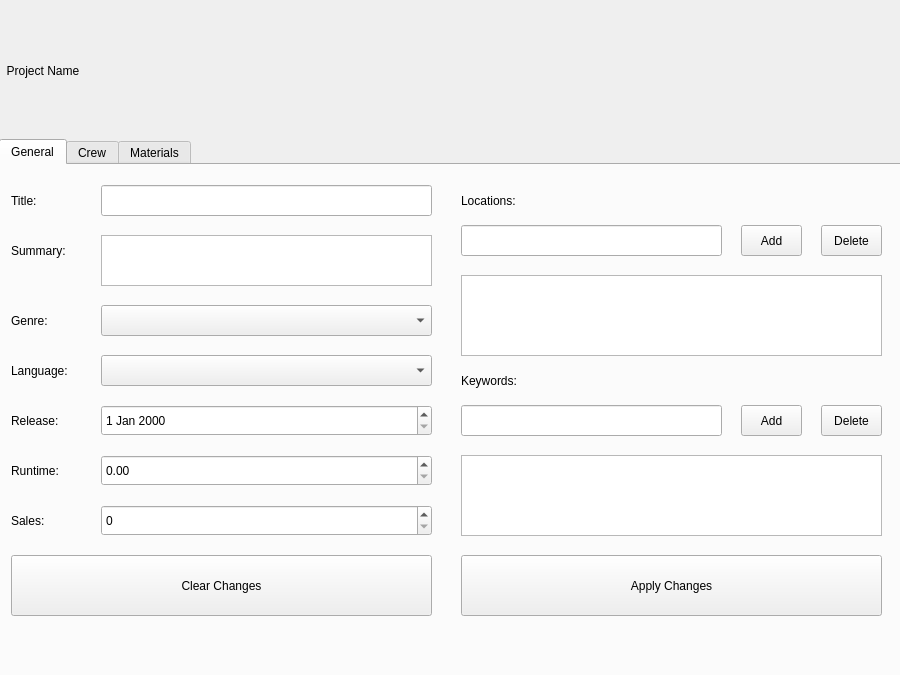
Qt form TrekStarApp/forms/projectwindow.ui (EdwinLangley/SDI-TrekStar-Application) before a commit.
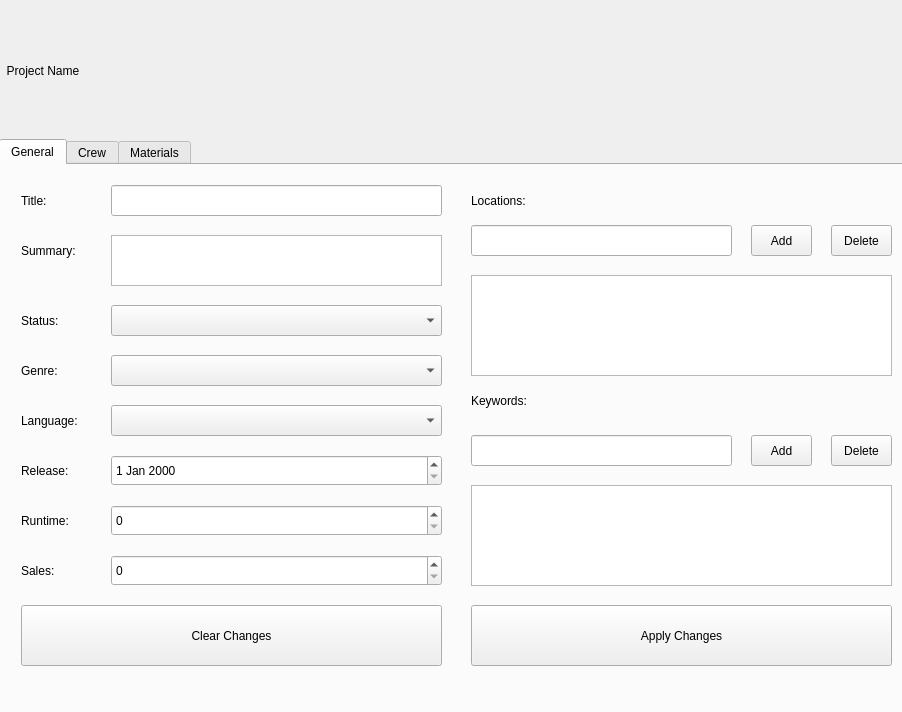
The same form after that commit.

Commit message: Projects window general tab functionality added

```diff
--- a/TrekStarApp/forms/projectwindow.ui
+++ b/TrekStarApp/forms/projectwindow.ui
@@ -6,8 +6,8 @@
    <rect>
     <x>0</x>
     <y>0</y>
-    <width>900</width>
-    <height>675</height>
+    <width>902</width>
+    <height>712</height>
    </rect>
   </property>
   <property name="windowTitle">
@@ -32,7 +32,7 @@
      <x>-1</x>
      <y>139</y>
      <width>911</width>
-     <height>541</height>
+     <height>581</height>
     </rect>
    </property>
    <property name="currentIndex">
@@ -42,49 +42,23 @@
     <attribute name="title">
      <string>General</string>
     </attribute>
-    <widget class="QLabel" name="lblKeywords">
+    <widget class="QPushButton" name="cmdClearChanges">
      <property name="geometry">
       <rect>
-       <x>460</x>
-       <y>200</y>
-       <width>91</width>
-       <height>31</height>
+       <x>20</x>
+       <y>440</y>
+       <width>421</width>
+       <height>61</height>
       </rect>
      </property>
      <property name="text">
-      <string>Keywords:</string>
-     </property>
-    </widget>
-    <widget class="QLabel" name="lblGenre">
-     <property name="geometry">
-      <rect>
-       <x>10</x>
-       <y>140</y>
-       <width>60</width>
-       <height>31</height>
-      </rect>
-     </property>
-     <property name="text">
-      <string>Genre:</string>
-     </property>
-    </widget>
-    <widget class="QLabel" name="lblSummary">
-     <property name="geometry">
-      <rect>
-       <x>10</x>
-       <y>70</y>
-       <width>81</width>
-       <height>31</height>
-      </rect>
-     </property>
-     <property name="text">
-      <string>Summary:</string>
+      <string>Clear Changes</string>
      </property>
     </widget>
     <widget class="QLabel" name="lblLocations">
      <property name="geometry">
       <rect>
-       <x>460</x>
+       <x>470</x>
        <y>20</y>
        <width>91</width>
        <height>31</height>
@@ -94,11 +68,106 @@
       <string>Locations:</string>
      </property>
     </widget>
+    <widget class="QComboBox" name="cbLanguage">
+     <property name="geometry">
+      <rect>
+       <x>110</x>
+       <y>240</y>
+       <width>331</width>
+       <height>31</height>
+      </rect>
+     </property>
+     <property name="currentText">
+      <string/>
+     </property>
+    </widget>
+    <widget class="QLineEdit" name="txtKeywordsAdd">
+     <property name="geometry">
+      <rect>
+       <x>470</x>
+       <y>270</y>
+       <width>261</width>
+       <height>31</height>
+      </rect>
+     </property>
+    </widget>
+    <widget class="QPushButton" name="cmdKeywordsAdd">
+     <property name="geometry">
+      <rect>
+       <x>750</x>
+       <y>270</y>
+       <width>61</width>
+       <height>31</height>
+      </rect>
+     </property>
+     <property name="text">
+      <string>Add</string>
+     </property>
+    </widget>
+    <widget class="QComboBox" name="cbGenre">
+     <property name="geometry">
+      <rect>
+       <x>110</x>
+       <y>190</y>
+       <width>331</width>
+       <height>31</height>
+      </rect>
+     </property>
+    </widget>
+    <widget class="QLabel" name="lblSummary">
+     <property name="geometry">
+      <rect>
+       <x>20</x>
+       <y>70</y>
+       <width>81</width>
+       <height>31</height>
+      </rect>
+     </property>
+     <property name="text">
+      <string>Summary:</string>
+     </property>
+    </widget>
+    <widget class="QLabel" name="lblRelease">
+     <property name="geometry">
+      <rect>
+       <x>20</x>
+       <y>290</y>
+       <width>91</width>
+       <height>31</height>
+      </rect>
+     </property>
+     <property name="text">
+      <string>Release:</string>
+     </property>
+    </widget>
+    <widget class="QLineEdit" name="txtTitleProject">
+     <property name="geometry">
+      <rect>
+       <x>110</x>
+       <y>20</y>
+       <width>331</width>
+       <height>31</height>
+      </rect>
+     </property>
+    </widget>
+    <widget class="QLabel" name="lblGenre">
+     <property name="geometry">
+      <rect>
+       <x>20</x>
+       <y>190</y>
+       <width>60</width>
+       <height>31</height>
+      </rect>
+     </property>
+     <property name="text">
+      <string>Genre:</string>
+     </property>
+    </widget>
     <widget class="QLabel" name="lblLanguage">
      <property name="geometry">
       <rect>
-       <x>10</x>
-       <y>190</y>
+       <x>20</x>
+       <y>240</y>
        <width>81</width>
        <height>31</height>
       </rect>
@@ -107,34 +176,44 @@
       <string>Language:</string>
      </property>
     </widget>
-    <widget class="QTextEdit" name="txtSummary">
+    <widget class="QComboBox" name="cbStatus">
      <property name="geometry">
       <rect>
-       <x>100</x>
-       <y>70</y>
+       <x>110</x>
+       <y>140</y>
        <width>331</width>
-       <height>51</height>
+       <height>31</height>
       </rect>
      </property>
     </widget>
-    <widget class="QLabel" name="lblSales">
+    <widget class="QLabel" name="lblKeywords">
      <property name="geometry">
       <rect>
-       <x>10</x>
-       <y>340</y>
-       <width>81</width>
+       <x>470</x>
+       <y>220</y>
+       <width>91</width>
        <height>31</height>
       </rect>
      </property>
      <property name="text">
-      <string>Sales:</string>
+      <string>Keywords:</string>
      </property>
     </widget>
-    <widget class="QSpinBox" name="spinBox">
+    <widget class="QListWidget" name="lstKeywords">
      <property name="geometry">
       <rect>
-       <x>100</x>
-       <y>340</y>
+       <x>470</x>
+       <y>320</y>
+       <width>421</width>
+       <height>101</height>
+      </rect>
+     </property>
+    </widget>
+    <widget class="QDateEdit" name="deRelease">
+     <property name="geometry">
+      <rect>
+       <x>110</x>
+       <y>290</y>
        <width>331</width>
        <height>31</height>
       </rect>
@@ -143,8 +222,8 @@
     <widget class="QLabel" name="lblRuntime">
      <property name="geometry">
       <rect>
-       <x>10</x>
-       <y>290</y>
+       <x>20</x>
+       <y>340</y>
        <width>60</width>
        <height>31</height>
       </rect>
@@ -153,83 +232,23 @@
       <string>Runtime:</string>
      </property>
     </widget>
-    <widget class="QComboBox" name="cbGenre">
+    <widget class="QLabel" name="lblSales">
      <property name="geometry">
       <rect>
-       <x>100</x>
-       <y>140</y>
-       <width>331</width>
-       <height>31</height>
-      </rect>
-     </property>
-    </widget>
-    <widget class="QListView" name="lstLocation">
-     <property name="geometry">
-      <rect>
-       <x>460</x>
-       <y>110</y>
-       <width>421</width>
-       <height>81</height>
-      </rect>
-     </property>
-    </widget>
-    <widget class="QDateEdit" name="deRelease">
-     <property name="geometry">
-      <rect>
-       <x>100</x>
-       <y>240</y>
-       <width>331</width>
-       <height>31</height>
-      </rect>
-     </property>
-    </widget>
-    <widget class="QLabel" name="lblRelease">
-     <property name="geometry">
-      <rect>
-       <x>10</x>
-       <y>240</y>
-       <width>91</width>
+       <x>20</x>
+       <y>390</y>
+       <width>81</width>
        <height>31</height>
       </rect>
      </property>
      <property name="text">
-      <string>Release:</string>
-     </property>
-    </widget>
-    <widget class="QLineEdit" name="txtLocationAdd">
-     <property name="geometry">
-      <rect>
-       <x>460</x>
-       <y>60</y>
-       <width>261</width>
-       <height>31</height>
-      </rect>
-     </property>
-    </widget>
-    <widget class="QDoubleSpinBox" name="dsbRuntime">
-     <property name="geometry">
-      <rect>
-       <x>100</x>
-       <y>290</y>
-       <width>331</width>
-       <height>31</height>
-      </rect>
-     </property>
-    </widget>
-    <widget class="QLineEdit" name="txtTitleProjects">
-     <property name="geometry">
-      <rect>
-       <x>100</x>
-       <y>20</y>
-       <width>331</width>
-       <height>31</height>
-      </rect>
+      <string>Sales:</string>
      </property>
     </widget>
     <widget class="QLabel" name="lblTitleProjects">
      <property name="geometry">
       <rect>
-       <x>10</x>
+       <x>20</x>
        <y>20</y>
        <width>51</width>
        <height>31</height>
@@ -239,83 +258,11 @@
       <string>Title:</string>
      </property>
     </widget>
-    <widget class="QComboBox" name="cbLanguage">
-     <property name="geometry">
-      <rect>
-       <x>100</x>
-       <y>190</y>
-       <width>331</width>
-       <height>31</height>
-      </rect>
-     </property>
-     <property name="currentText">
-      <string/>
-     </property>
-    </widget>
-    <widget class="QPushButton" name="cmdLocationAdd">
-     <property name="geometry">
-      <rect>
-       <x>740</x>
-       <y>60</y>
-       <width>61</width>
-       <height>31</height>
-      </rect>
-     </property>
-     <property name="text">
-      <string>Add</string>
-     </property>
-    </widget>
-    <widget class="QLineEdit" name="txtKeywordsAdd">
-     <property name="geometry">
-      <rect>
-       <x>460</x>
-       <y>240</y>
-       <width>261</width>
-       <height>31</height>
-      </rect>
-     </property>
-    </widget>
-    <widget class="QPushButton" name="cmdKeywordsAdd">
-     <property name="geometry">
-      <rect>
-       <x>740</x>
-       <y>240</y>
-       <width>61</width>
-       <height>31</height>
-      </rect>
-     </property>
-     <property name="text">
-      <string>Add</string>
-     </property>
-    </widget>
-    <widget class="QListView" name="lstKeywords">
-     <property name="geometry">
-      <rect>
-       <x>460</x>
-       <y>290</y>
-       <width>421</width>
-       <height>81</height>
-      </rect>
-     </property>
-    </widget>
-    <widget class="QPushButton" name="cmdClearChanges">
-     <property name="geometry">
-      <rect>
-       <x>10</x>
-       <y>390</y>
-       <width>421</width>
-       <height>61</height>
-      </rect>
-     </property>
-     <property name="text">
-      <string>Clear Changes</string>
-     </property>
-    </widget>
     <widget class="QPushButton" name="cmdApplyChanges">
      <property name="geometry">
       <rect>
-       <x>460</x>
-       <y>390</y>
+       <x>470</x>
+       <y>440</y>
        <width>421</width>
        <height>61</height>
       </rect>
@@ -324,24 +271,109 @@
       <string>Apply Changes</string>
      </property>
     </widget>
-    <widget class="QPushButton" name="cmdLocationDel">
+    <widget class="QTextEdit" name="txtSummary">
      <property name="geometry">
       <rect>
-       <x>820</x>
+       <x>110</x>
+       <y>70</y>
+       <width>331</width>
+       <height>51</height>
+      </rect>
+     </property>
+    </widget>
+    <widget class="QSpinBox" name="sbSales">
+     <property name="geometry">
+      <rect>
+       <x>110</x>
+       <y>390</y>
+       <width>331</width>
+       <height>31</height>
+      </rect>
+     </property>
+     <property name="maximum">
+      <number>999999999</number>
+     </property>
+     <property name="singleStep">
+      <number>100</number>
+     </property>
+    </widget>
+    <widget class="QListWidget" name="lstLocations">
+     <property name="geometry">
+      <rect>
+       <x>470</x>
+       <y>110</y>
+       <width>421</width>
+       <height>101</height>
+      </rect>
+     </property>
+    </widget>
+    <widget class="QLineEdit" name="txtLocationAdd">
+     <property name="geometry">
+      <rect>
+       <x>470</x>
+       <y>60</y>
+       <width>261</width>
+       <height>31</height>
+      </rect>
+     </property>
+    </widget>
+    <widget class="QLabel" name="lblStatus">
+     <property name="geometry">
+      <rect>
+       <x>20</x>
+       <y>140</y>
+       <width>71</width>
+       <height>31</height>
+      </rect>
+     </property>
+     <property name="text">
+      <string>Status:</string>
+     </property>
+    </widget>
+    <widget class="QPushButton" name="cmdLocationAdd">
+     <property name="geometry">
+      <rect>
+       <x>750</x>
        <y>60</y>
        <width>61</width>
        <height>31</height>
       </rect>
      </property>
      <property name="text">
-      <string>Delete</string>
+      <string>Add</string>
+     </property>
+    </widget>
+    <widget class="QSpinBox" name="sbRuntime">
+     <property name="geometry">
+      <rect>
+       <x>110</x>
+       <y>340</y>
+       <width>331</width>
+       <height>31</height>
+      </rect>
+     </property>
+     <property name="maximum">
+      <number>1000</number>
      </property>
     </widget>
     <widget class="QPushButton" name="cmdKeywordsDel">
      <property name="geometry">
       <rect>
-       <x>820</x>
-       <y>240</y>
+       <x>830</x>
+       <y>270</y>
+       <width>61</width>
+       <height>31</height>
+      </rect>
+     </property>
+     <property name="text">
+      <string>Delete</string>
+     </property>
+    </widget>
+    <widget class="QPushButton" name="cmdLocationDel">
+     <property name="geometry">
+      <rect>
+       <x>830</x>
+       <y>60</y>
        <width>61</width>
        <height>31</height>
       </rect>
```
The commit also changes 5 other files.
